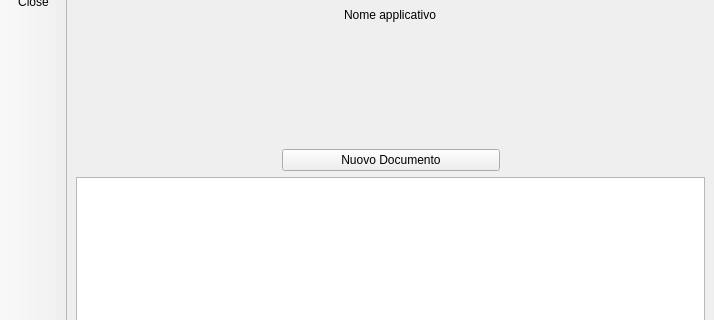
Before: the Qt Designer form Malnati_Client/mainwindow.ui in PDSEditor/NjoiN, drawn with Qt 5; both pictures show x 0 to 714 and y 102 to 422 of the 714 by 526 pixel window.
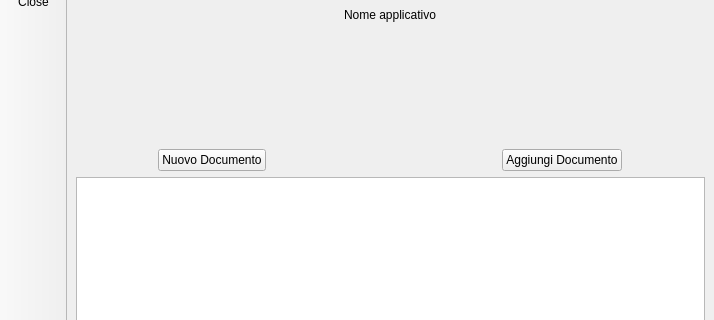
After: the same form once the commit is applied. Icons and pictures are not drawn.

The edit to the form file:
```diff
--- a/Malnati_Client/mainwindow.ui
+++ b/Malnati_Client/mainwindow.ui
@@ -26,23 +26,59 @@
   </property>
   <widget class="QWidget" name="centralwidget">
    <layout class="QGridLayout" name="gridLayout">
-    <item row="4" column="0" colspan="3">
-     <widget class="QListWidget" name="listWidget"/>
-    </item>
-    <item row="2" column="2">
+    <item row="3" column="6">
      <spacer name="horizontalSpacer_2">
       <property name="orientation">
        <enum>Qt::Horizontal</enum>
       </property>
       <property name="sizeHint" stdset="0">
        <size>
-        <width>313</width>
+        <width>100</width>
         <height>20</height>
        </size>
       </property>
      </spacer>
     </item>
-    <item row="0" column="0" colspan="3">
+    <item row="3" column="1" colspan="2">
+     <widget class="QPushButton" name="pushButton">
+      <property name="sizePolicy">
+       <sizepolicy hsizetype="Minimum" vsizetype="Fixed">
+        <horstretch>0</horstretch>
+        <verstretch>0</verstretch>
+       </sizepolicy>
+      </property>
+      <property name="text">
+       <string>Nuovo Documento</string>
+      </property>
+     </widget>
+    </item>
+    <item row="4" column="0" colspan="7">
+     <widget class="QListWidget" name="listWidget"/>
+    </item>
+    <item row="3" column="0">
+     <spacer name="horizontalSpacer">
+      <property name="orientation">
+       <enum>Qt::Horizontal</enum>
+      </property>
+      <property name="sizeHint" stdset="0">
+       <size>
+        <width>100</width>
+        <height>20</height>
+       </size>
+      </property>
+     </spacer>
+    </item>
+    <item row="3" column="5">
+     <widget class="QPushButton" name="pushButton_2">
+      <property name="enabled">
+       <bool>true</bool>
+      </property>
+      <property name="text">
+       <string>Aggiungi Documento</string>
+      </property>
+     </widget>
+    </item>
+    <item row="0" column="0" colspan="7">
      <layout class="QGridLayout" name="gridLayout_3">
       <property name="sizeConstraint">
        <enum>QLayout::SetDefaultConstraint</enum>
@@ -83,33 +119,20 @@
       </item>
      </layout>
     </item>
-    <item row="2" column="0">
-     <spacer name="horizontalSpacer">
+    <item row="3" column="3">
+     <spacer name="horizontalSpacer_3">
       <property name="orientation">
        <enum>Qt::Horizontal</enum>
       </property>
       <property name="sizeHint" stdset="0">
        <size>
-        <width>314</width>
+        <width>55</width>
         <height>20</height>
        </size>
       </property>
      </spacer>
     </item>
-    <item row="2" column="1">
-     <widget class="QPushButton" name="pushButton">
-      <property name="sizePolicy">
-       <sizepolicy hsizetype="Minimum" vsizetype="Fixed">
-        <horstretch>0</horstretch>
-        <verstretch>0</verstretch>
-       </sizepolicy>
-      </property>
-      <property name="text">
-       <string>Nuovo Documento</string>
-      </property>
-     </widget>
-    </item>
-    <item row="1" column="1">
+    <item row="2" column="3">
      <spacer name="verticalSpacer_2">
       <property name="orientation">
        <enum>Qt::Vertical</enum>
```
